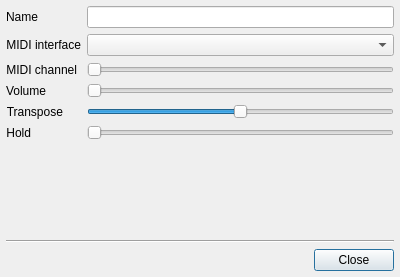
This is src/instrumentpropertiesdialog.ui in gitGNU/gnu_tutka as Qt 5 draws it before an edit. The edited form follows.
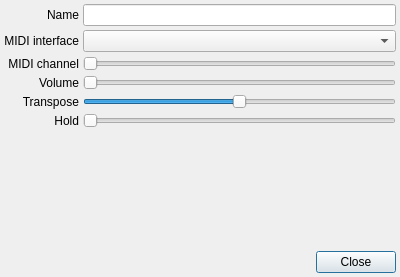
This is the edited form. Custom widgets are drawn as their Qt base class.

Patch:
```diff
--- a/src/instrumentpropertiesdialog.ui
+++ b/src/instrumentpropertiesdialog.ui
@@ -15,16 +15,19 @@
   </property>
   <layout class="QVBoxLayout" name="verticalLayout">
    <property name="spacing">
-    <number>6</number>
+    <number>4</number>
    </property>
    <property name="margin">
-    <number>6</number>
+    <number>4</number>
    </property>
    <item>
     <layout class="QFormLayout" name="formLayout">
      <property name="fieldGrowthPolicy">
       <enum>QFormLayout::AllNonFixedFieldsGrow</enum>
      </property>
+     <property name="labelAlignment">
+      <set>Qt::AlignRight|Qt::AlignTrailing|Qt::AlignVCenter</set>
+     </property>
      <item row="0" column="0">
       <widget class="QLabel" name="label">
        <property name="text">
@@ -169,13 +172,6 @@
      </item>
     </layout>
    </item>
-   <item>
-    <widget class="Line" name="line">
-     <property name="orientation">
-      <enum>Qt::Horizontal</enum>
-     </property>
-    </widget>
-   </item>
    <item>
     <widget class="QDialogButtonBox" name="buttonBox">
      <property name="orientation">
```
